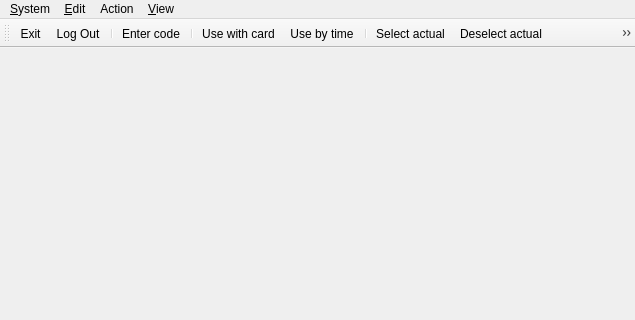
First picture: the form in client/wndmain.ui, repository tbikfalvi/Belenus, before the edit; both pictures show x 0 to 635 and y 0 to 320 of the 635 by 579 pixel window.
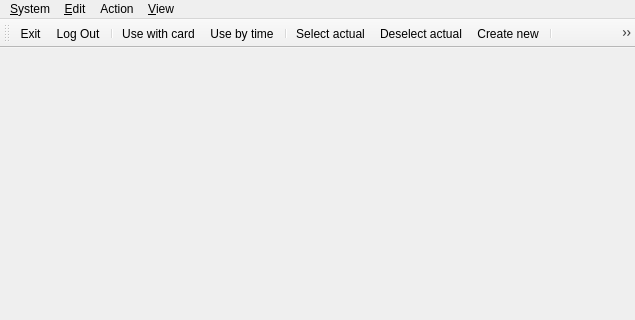
Second picture: the form after the edit.

```diff
--- a/client/wndmain.ui
+++ b/client/wndmain.ui
@@ -126,8 +126,6 @@
    <addaction name="action_Exit"/>
    <addaction name="action_LogOut"/>
    <addaction name="separator"/>
-   <addaction name="action_EnterCode"/>
-   <addaction name="separator"/>
    <addaction name="action_UseWithCard"/>
    <addaction name="action_UseByTime"/>
    <addaction name="separator"/>
@@ -277,7 +275,7 @@
   </action>
   <action name="action_EnterCode">
    <property name="text">
-    <string>Enter code</string>
+    <string>Panel statuses ...</string>
    </property>
   </action>
  </widget>
```
Left out of the diff: 3 changed lines with no effect on the pictures.
